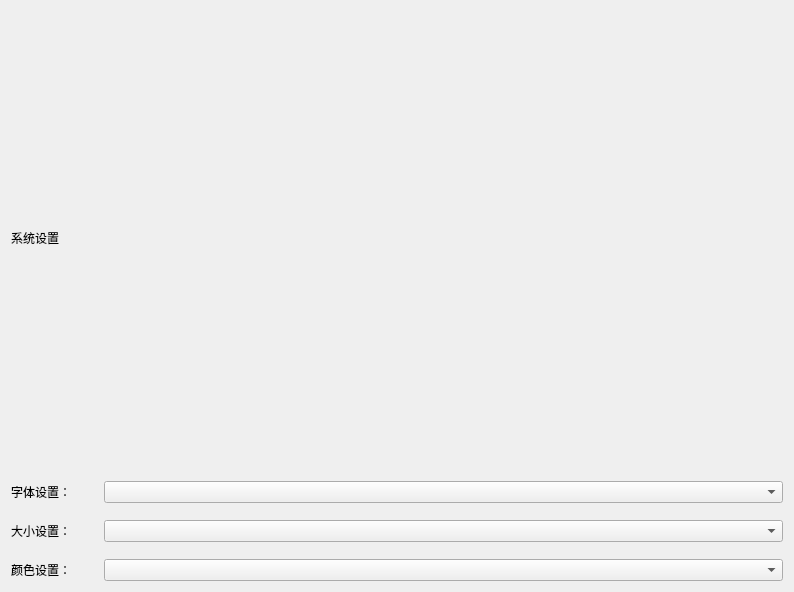
Above: client/syssettingview.ui from a-soul-singer/cppTest before the change. Below: the same form after it.
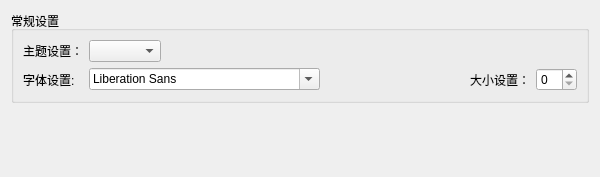
That is the form after the change.

Diff of the .ui file:
```diff
--- a/client/syssettingview.ui
+++ b/client/syssettingview.ui
@@ -6,8 +6,8 @@
    <rect>
     <x>0</x>
     <y>0</y>
-    <width>794</width>
-    <height>592</height>
+    <width>600</width>
+    <height>177</height>
    </rect>
   </property>
   <property name="windowTitle">
@@ -15,33 +15,99 @@
   </property>
   <layout class="QVBoxLayout" name="verticalLayout_2">
    <item>
-    <layout class="QVBoxLayout" name="verticalLayout" stretch="1,4,4,4">
-     <property name="spacing">
-      <number>17</number>
+    <widget class="QGroupBox" name="groupBox">
+     <property name="title">
+      <string>常规设置</string>
      </property>
+     <layout class="QVBoxLayout" name="verticalLayout">
      <item>
-      <widget class="QLabel" name="label_4">
+       <layout class="QHBoxLayout" name="horizontalLayout_2">
+        <item>
+         <widget class="QLabel" name="label_3">
+          <property name="sizePolicy">
+           <sizepolicy hsizetype="Fixed" vsizetype="Preferred">
+            <horstretch>0</horstretch>
+            <verstretch>0</verstretch>
+           </sizepolicy>
+          </property>
+          <property name="minimumSize">
+           <size>
+            <width>60</width>
+            <height>0</height>
+           </size>
+          </property>
+          <property name="maximumSize">
+           <size>
+            <width>100</width>
+            <height>16777215</height>
+           </size>
+          </property>
        <property name="text">
-        <string>系统设置</string>
+           <string>主题设置：</string>
        </property>
       </widget>
      </item>
      <item>
-      <layout class="QHBoxLayout" name="horizontalLayout" stretch="1,9">
+         <widget class="QComboBox" name="comboBoxSysSetting"/>
+        </item>
+        <item>
+         <spacer name="horizontalSpacer">
+          <property name="orientation">
+           <enum>Qt::Horizontal</enum>
+          </property>
+          <property name="sizeHint" stdset="0">
+           <size>
+            <width>40</width>
+            <height>20</height>
+           </size>
+          </property>
+         </spacer>
+        </item>
+       </layout>
+      </item>
+      <item>
+       <layout class="QHBoxLayout" name="horizontalLayout_4">
        <item>
         <widget class="QLabel" name="label">
+          <property name="sizePolicy">
+           <sizepolicy hsizetype="Fixed" vsizetype="Preferred">
+            <horstretch>0</horstretch>
+            <verstretch>0</verstretch>
+           </sizepolicy>
+          </property>
+          <property name="minimumSize">
+           <size>
+            <width>60</width>
+            <height>0</height>
+           </size>
+          </property>
+          <property name="maximumSize">
+           <size>
+            <width>100</width>
+            <height>16777215</height>
+           </size>
+          </property>
          <property name="text">
-          <string>字体设置：</string>
+           <string>字体设置:</string>
          </property>
         </widget>
        </item>
        <item>
-        <widget class="QComboBox" name="comboBoxFont"/>
-       </item>
-      </layout>
+         <widget class="QFontComboBox" name="fontComboBox"/>
      </item>
      <item>
-      <layout class="QHBoxLayout" name="horizontalLayout_2" stretch="1,9">
+         <spacer name="horizontalSpacer_2">
+          <property name="orientation">
+           <enum>Qt::Horizontal</enum>
+          </property>
+          <property name="sizeHint" stdset="0">
+           <size>
+            <width>40</width>
+            <height>20</height>
+           </size>
+          </property>
+         </spacer>
+        </item>
        <item>
         <widget class="QLabel" name="label_2">
          <property name="text">
@@ -50,25 +116,25 @@
         </widget>
        </item>
        <item>
-        <widget class="QComboBox" name="comboBoxFontSize"/>
+         <widget class="QSpinBox" name="spinBox"/>
        </item>
       </layout>
      </item>
-     <item>
-      <layout class="QHBoxLayout" name="horizontalLayout_3" stretch="1,9">
-       <item>
-        <widget class="QLabel" name="label_3">
-         <property name="text">
-          <string>颜色设置：</string>
-         </property>
+     </layout>
         </widget>
        </item>
        <item>
-        <widget class="QComboBox" name="comboBoxSysSetting"/>
-       </item>
-      </layout>
-     </item>
-    </layout>
+    <spacer name="verticalSpacer">
+     <property name="orientation">
+      <enum>Qt::Vertical</enum>
+     </property>
+     <property name="sizeHint" stdset="0">
+      <size>
+       <width>20</width>
+       <height>40</height>
+      </size>
+     </property>
+    </spacer>
    </item>
   </layout>
  </widget>
```
Lines whose indentation alone changed are shown as unchanged.
